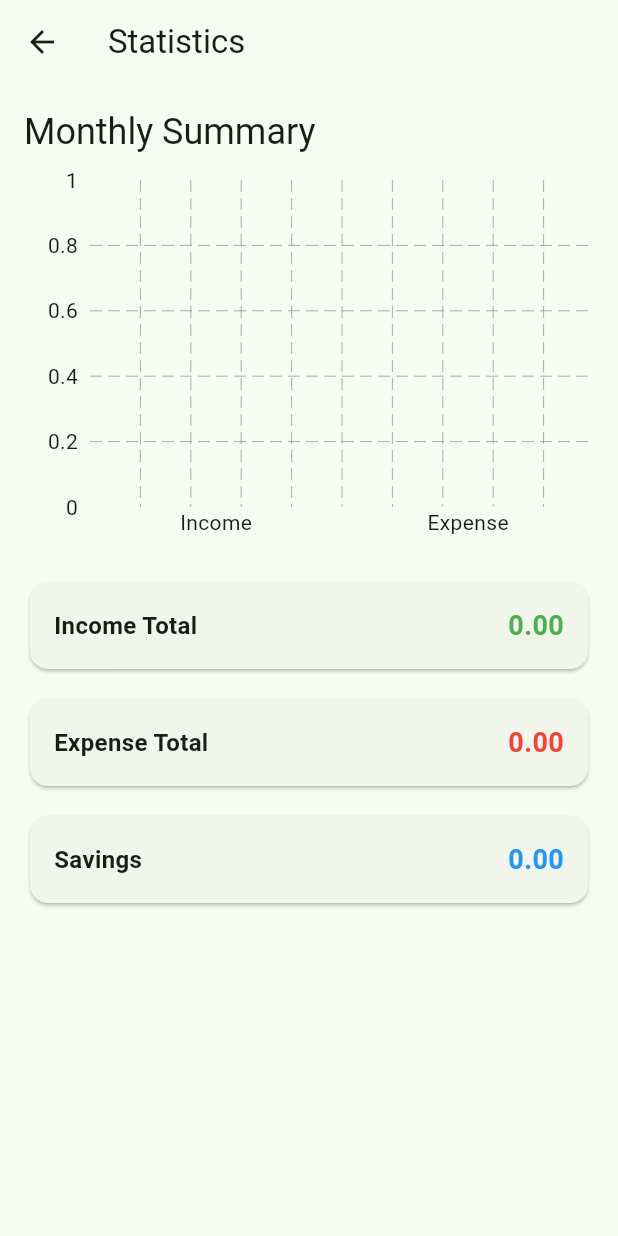
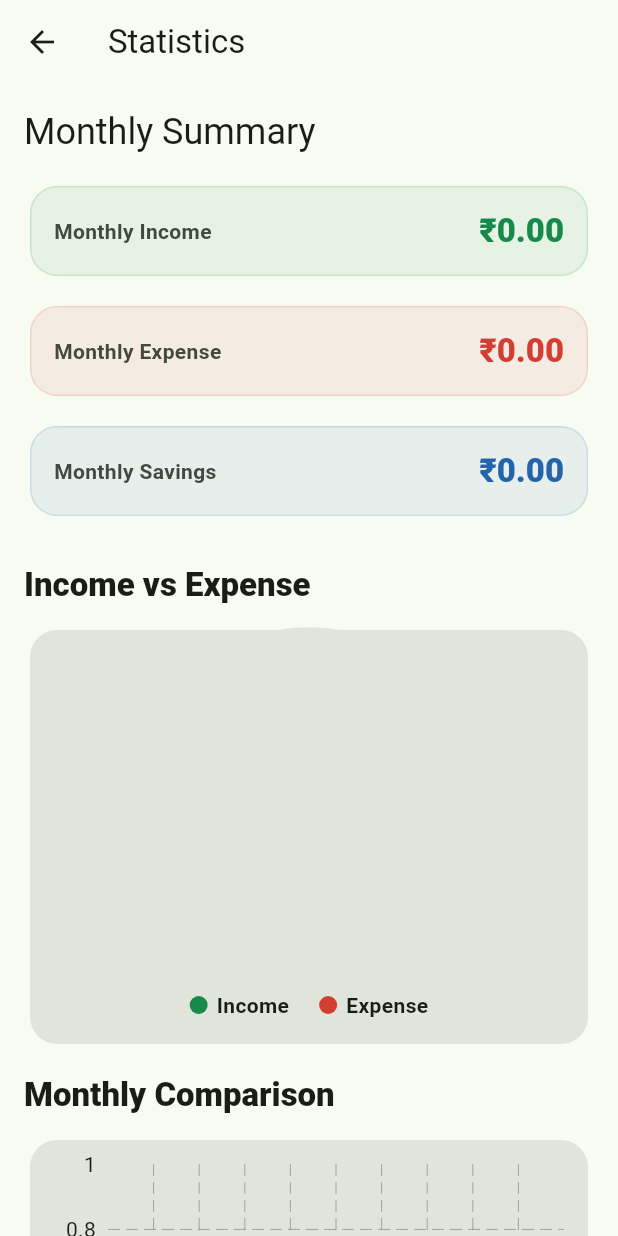
Before and after one commit to RiyaSingh-77/money_buddy, a Flutter app: the StatisticsScreen screen opened directly, on a phone screen of 412 x 824 dp. Run offline on Flutter 3.47's test engine with Material 3 defaults, Android fonts, the phone set to English and light mode, and no system bars; drawn by our look-alikes of fl_chart; our stand-ins replace hive, hive_flutter; accounts and stored records are empty.

Commit message:
feat(charts): add financial analytics charts

```diff
--- a/lib/screens/home_screen.dart
+++ b/lib/screens/home_screen.dart
@@ -4,6 +4,7 @@ import 'package:provider/provider.dart';
 import '../models/transaction_model.dart';
 import '../providers/transaction_provider.dart';
 import 'add_transaction_screen.dart';
+import 'statistics_screen.dart';
 
 // HomeScreen is a StatelessWidget because the transaction data comes from Provider.
 // The screen itself does not need to own local state.
@@ -46,6 +47,20 @@ class HomeScreen extends StatelessWidget {
             elevation: 0,
             backgroundColor: Theme.of(context).colorScheme.surface,
             foregroundColor: Theme.of(context).colorScheme.onSurface,
+            actions: [
+              IconButton(
+                icon: const Icon(Icons.bar_chart_rounded),
+                tooltip: 'Statistics',
+                onPressed: () {
+                  Navigator.push(
+                    context,
+                    MaterialPageRoute(
+                      builder: (context) => const StatisticsScreen(),
+                    ),
+                  );
+                },
+              ),
+            ],
           ),
 
           floatingActionButton: FloatingActionButton(
--- /dev/null
+++ b/lib/screens/statistics_screen.dart
@@ -0,0 +1,202 @@
+import 'package:flutter/material.dart';
+import 'package:provider/provider.dart';
+
+import '../models/transaction_model.dart';
+import '../providers/transaction_provider.dart';
+import '../widgets/bar_chart_widget.dart';
+import '../widgets/pie_chart_widget.dart';
+
+// StatisticsScreen shows the current month's income, expense, and savings,
+// plus two charts (pie + bar) that visualize the same numbers two different
+// ways. It listens to TransactionProvider directly, so it always reflects
+// the latest data — no manual refresh needed after adding, editing, or
+// deleting a transaction.
+class StatisticsScreen extends StatelessWidget {
+  const StatisticsScreen({super.key});
+
+  @override
+  Widget build(BuildContext context) {
+    // DateTime.now() gives the current date.
+    // We use it to show statistics for the current month and year.
+    final now = DateTime.now();
+    final selectedMonth = now.month;
+    final selectedYear = now.year;
+
+    return Scaffold(
+      appBar: AppBar(
+        title: const Text('Statistics'),
+      ),
+      body: SafeArea(
+        child: Consumer<TransactionProvider>(
+          builder: (context, transactionProvider, child) {
+            final transactions = transactionProvider.transactions;
+
+            // Only transactions from the selected month and year are included.
+            final monthlyTransactions = transactions.where((transaction) {
+              return transaction.date.month == selectedMonth &&
+                  transaction.date.year == selectedYear;
+            }).toList();
+
+            // Income total: keep only income transactions, add their amounts.
+            final incomeTotal = monthlyTransactions
+                .where(
+                  (transaction) => transaction.type == TransactionType.income,
+                )
+                .fold<double>(
+                  0,
+                  (total, transaction) => total + transaction.amount,
+                );
+
+            // Expense total: keep only expense transactions, add their amounts.
+            final expenseTotal = monthlyTransactions
+                .where(
+                  (transaction) => transaction.type == TransactionType.expense,
+                )
+                .fold<double>(
+                  0,
+                  (total, transaction) => total + transaction.amount,
+                );
+
+            // Savings calculation:
+            // savings = income - expense
+            // Positive means the user saved money this month.
+            // Negative means they spent more than they earned.
+            final savings = incomeTotal - expenseTotal;
+
+            return SingleChildScrollView(
+              padding: const EdgeInsets.all(16),
+              child: Column(
+                crossAxisAlignment: CrossAxisAlignment.stretch,
+                children: [
+                  Text(
+                    'Monthly Summary',
+                    style: Theme.of(context).textTheme.headlineSmall,
+                  ),
+                  const SizedBox(height: 16),
+
+                  _StatisticCard(
+                    title: 'Monthly Income',
+                    amount: incomeTotal,
+                    color: const Color(0xFF168A4A),
+                  ),
+                  const SizedBox(height: 12),
+                  _StatisticCard(
+                    title: 'Monthly Expense',
+                    amount: expenseTotal,
+                    color: const Color(0xFFD43D32),
+                  ),
+                  const SizedBox(height: 12),
+                  _StatisticCard(
+                    title: 'Monthly Savings',
+                    amount: savings,
+                    color: savings >= 0
+                        ? const Color(0xFF2364AA)
+                        : const Color(0xFFE07828),
+                  ),
+                  const SizedBox(height: 28),
+
+                  Text(
+                    'Income vs Expense',
+                    style: Theme.of(context).textTheme.titleLarge?.copyWith(
+                          fontWeight: FontWeight.w800,
+                        ),
+                  ),
+                  const SizedBox(height: 12),
+
+                  // PieChartWidget and BarChartWidget are both reusable —
+                  // they only need the two totals, not the transaction list.
+                  Card(
+                    elevation: 0,
+                    color: Theme.of(context).colorScheme.surfaceContainerHighest,
+                    shape: RoundedRectangleBorder(
+                      borderRadius: BorderRadius.circular(18),
+                    ),
+                    child: Padding(
+                      padding: const EdgeInsets.all(16),
+                      child: PieChartWidget(
+                        income: incomeTotal,
+                        expense: expenseTotal,
+                      ),
+                    ),
+                  ),
+                  const SizedBox(height: 16),
+
+                  Text(
+                    'Monthly Comparison',
+                    style: Theme.of(context).textTheme.titleLarge?.copyWith(
+                          fontWeight: FontWeight.w800,
+                        ),
+                  ),
+                  const SizedBox(height: 12),
+
+                  Card(
+                    elevation: 0,
+                    color: Theme.of(context).colorScheme.surfaceContainerHighest,
+                    shape: RoundedRectangleBorder(
+                      borderRadius: BorderRadius.circular(18),
+                    ),
+                    child: Padding(
+                      padding: const EdgeInsets.all(16),
+                      child: BarChartWidget(
+                        income: incomeTotal,
+                        expense: expenseTotal,
+                      ),
+                    ),
+                  ),
+                  const SizedBox(height: 16),
+                ],
+              ),
+            );
+          },
+        ),
+      ),
+    );
+  }
+}
+
+// This small private widget avoids repeating the same card UI three times.
+class _StatisticCard extends StatelessWidget {
+  const _StatisticCard({
+    required this.title,
+    required this.amount,
+    required this.color,
+  });
+
+  final String title;
+  final double amount;
+  final Color color;
+
+  @override
+  Widget build(BuildContext context) {
+    return Card(
+      elevation: 0,
+      color: color.withOpacity(0.08),
+      shape: RoundedRectangleBorder(
+        borderRadius: BorderRadius.circular(18),
+        side: BorderSide(color: color.withOpacity(0.14)),
+      ),
+      child: Padding(
+        padding: const EdgeInsets.all(16),
+        child: Row(
+          mainAxisAlignment: MainAxisAlignment.spaceBetween,
+          children: [
+            Text(
+              title,
+              style: Theme.of(context).textTheme.bodyMedium?.copyWith(
+                    fontWeight: FontWeight.w700,
+                    color: Theme.of(context).colorScheme.onSurfaceVariant,
+                  ),
+            ),
+            Text(
+              '₹${amount.toStringAsFixed(2)}',
+              style: Theme.of(context).textTheme.titleLarge?.copyWith(
+                    color: color,
+                    fontWeight: FontWeight.w900,
+                  ),
+            ),
+          ],
+        ),
+      ),
+    );
+  }
+}
--- a/lib/widgets/chart_widget.dart
+++ b/lib/widgets/bar_chart_widget.dart
@@ -1,62 +1,35 @@
 import 'package:fl_chart/fl_chart.dart';
 import 'package:flutter/material.dart';
 
-import '../models/transaction_model.dart';
-
-// fl_chart is used because it gives Flutter-ready chart widgets like BarChart,
-// LineChart, and PieChart without manually drawing charts using CustomPainter.
-// For this app, BarChart is a good choice because income vs expense is a simple comparison.
-
-class ChartWidget extends StatelessWidget {
-  const ChartWidget({
+// BarChartWidget compares two amounts — income and expense — as side-by-side
+// bars. Like PieChartWidget, it only takes the two totals (not the full
+// transaction list), so any screen can reuse it for any month, year, or
+// custom date range just by computing two numbers and passing them in.
+class BarChartWidget extends StatelessWidget {
+  const BarChartWidget({
     super.key,
-    required this.transactions,
-    required this.selectedMonth,
-    required this.selectedYear,
+    required this.income,
+    required this.expense,
+    this.incomeColor = const Color(0xFF168A4A),
+    this.expenseColor = const Color(0xFFD43D32),
   });
 
-  // The full transaction list comes from Provider.
-  // This widget filters it to only the selected month and year.
-  final List<TransactionModel> transactions;
-  final int selectedMonth;
-  final int selectedYear;
+  final double income;
+  final double expense;
+
+  final Color incomeColor;
+  final Color expenseColor;
 
   @override
   Widget build(BuildContext context) {
-    // Chart data is calculated by first keeping only transactions
-    // from the selected month and selected year.
-    final monthlyTransactions = transactions.where((transaction) {
-      return transaction.date.month == selectedMonth &&
-          transaction.date.year == selectedYear;
-    }).toList();
-
-    // Total monthly income is calculated by taking only income transactions
-    // and adding their amounts together.
-    final monthlyIncome = monthlyTransactions
-        .where((transaction) => transaction.type == TransactionType.income)
-        .fold<double>(
-          0,
-          (total, transaction) => total + transaction.amount,
-        );
-
-    // Total monthly expense is calculated the same way,
-    // but only for expense transactions.
-    final monthlyExpense = monthlyTransactions
-        .where((transaction) => transaction.type == TransactionType.expense)
-        .fold<double>(
-          0,
-          (total, transaction) => total + transaction.amount,
-        );
-
     // This value helps the chart choose a sensible height for the bars.
     // If both totals are zero, we use 1 to avoid an empty chart scale.
-    final highestAmount = monthlyIncome > monthlyExpense
-        ? monthlyIncome
-        : monthlyExpense;
+    final highestAmount = income > expense ? income : expense;
     final maxY = highestAmount == 0 ? 1.0 : highestAmount * 1.2;
 
-    // LayoutBuilder makes the chart mobile responsive.
-    // It lets us read the available width and adjust spacing for smaller screens.
+    // LayoutBuilder makes the chart responsive: bar width and reserved
+    // label space adjust based on how much horizontal room is available,
+    // so it reads well on a small phone or a wide screen.
     return LayoutBuilder(
       builder: (context, constraints) {
         final isSmallScreen = constraints.maxWidth < 360;
@@ -74,7 +47,7 @@ class ChartWidget extends StatelessWidget {
               // Grid lines make it easier to read the bar values.
               gridData: const FlGridData(show: true),
 
-              // Border is hidden for a cleaner mobile UI.
+              // Border is hidden for a cleaner UI.
               borderData: FlBorderData(show: false),
 
               // These titles label the bottom of the chart as Income and Expense.
@@ -96,11 +69,17 @@ class ChartWidget extends StatelessWidget {
                     showTitles: true,
                     getTitlesWidget: (value, meta) {
                       if (value == 0) {
-                        return const Text('Income');
+                        return const Padding(
+                          padding: EdgeInsets.only(top: 6),
+                          child: Text('Income'),
+                        );
                       }
 
                       if (value == 1) {
-                        return const Text('Expense');
+                        return const Padding(
+                          padding: EdgeInsets.only(top: 6),
+                          child: Text('Expense'),
+                        );
                       }
 
                       return const SizedBox.shrink();
@@ -116,9 +95,9 @@ class ChartWidget extends StatelessWidget {
                   x: 0,
                   barRods: [
                     BarChartRodData(
-                      toY: monthlyIncome,
+                      toY: income,
                       width: barWidth,
-                      color: Colors.green,
+                      color: incomeColor,
                       borderRadius: BorderRadius.circular(6),
                     ),
                   ],
@@ -127,9 +106,9 @@ class ChartWidget extends StatelessWidget {
                   x: 1,
                   barRods: [
                     BarChartRodData(
-                      toY: monthlyExpense,
+                      toY: expense,
                       width: barWidth,
-                      color: Colors.red,
+                      color: expenseColor,
                       borderRadius: BorderRadius.circular(6),
                     ),
                   ],
--- /dev/null
+++ b/lib/widgets/pie_chart_widget.dart
@@ -0,0 +1,144 @@
+import 'package:fl_chart/fl_chart.dart';
+import 'package:flutter/material.dart';
+
+// PieChartWidget is a small, reusable visual that compares two amounts —
+// income and expense — as slices of a pie. It only needs the two totals,
+// not the full transaction list, so it can be dropped into any screen
+// (StatisticsScreen, a monthly summary, a yearly overview, etc.) just by
+// passing in whatever income/expense numbers are relevant there.
+class PieChartWidget extends StatelessWidget {
+  const PieChartWidget({
+    super.key,
+    required this.income,
+    required this.expense,
+    this.incomeColor = const Color(0xFF168A4A),
+    this.expenseColor = const Color(0xFFD43D32),
+  });
+
+  final double income;
+  final double expense;
+
+  // Colors are configurable (with sensible defaults) so this widget can
+  // match different screens' palettes without code changes.
+  final Color incomeColor;
+  final Color expenseColor;
+
+  @override
+  Widget build(BuildContext context) {
+    final total = income + expense;
+
+    // When there is no data at all, show one neutral placeholder slice
+    // instead of a broken/empty pie chart.
+    final hasData = total > 0;
+
+    final incomePercent = hasData ? (income / total) * 100 : 0;
+    final expensePercent = hasData ? (expense / total) * 100 : 0;
+
+    // LayoutBuilder makes this widget responsive: the pie's radius scales
+    // with whatever width it is given, so it looks right whether it sits
+    // in a narrow phone column or a wide tablet/desktop layout.
+    return LayoutBuilder(
+      builder: (context, constraints) {
+        final size = constraints.maxWidth.clamp(180.0, 320.0);
+        final radius = size / 4.2;
+        final centerSpace = radius * 0.6;
+
+        return Column(
+          mainAxisSize: MainAxisSize.min,
+          children: [
+            SizedBox(
+              height: size * 0.65,
+              width: double.infinity,
+              child: PieChart(
+                PieChartData(
+                  sectionsSpace: 2,
+                  centerSpaceRadius: centerSpace,
+                  sections: hasData
+                      ? [
+                          PieChartSectionData(
+                            value: income,
+                            color: incomeColor,
+                            radius: radius,
+                            title: '${incomePercent.toStringAsFixed(0)}%',
+                            titleStyle: const TextStyle(
+                              fontSize: 13,
+                              fontWeight: FontWeight.w700,
+                              color: Colors.white,
+                            ),
+                          ),
+                          PieChartSectionData(
+                            value: expense,
+                            color: expenseColor,
+                            radius: radius,
+                            title: '${expensePercent.toStringAsFixed(0)}%',
+                            titleStyle: const TextStyle(
+                              fontSize: 13,
+                              fontWeight: FontWeight.w700,
+                              color: Colors.white,
+                            ),
+                          ),
+                        ]
+                      : [
+                          // Placeholder slice shown only when both totals are zero.
+                          PieChartSectionData(
+                            value: 1,
+                            color: Theme.of(context)
+                                .colorScheme
+                                .surfaceContainerHighest,
+                            radius: radius,
+                            title: '',
+                          ),
+                        ],
+                ),
+              ),
+            ),
+            const SizedBox(height: 16),
+
+            // Legend explains which color is which, since the slices
+            // alone only show percentages.
+            Wrap(
+              spacing: 20,
+              runSpacing: 8,
+              alignment: WrapAlignment.center,
+              children: [
+                _LegendItem(color: incomeColor, label: 'Income'),
+                _LegendItem(color: expenseColor, label: 'Expense'),
+              ],
+            ),
+          ],
+        );
+      },
+    );
+  }
+}
+
+class _LegendItem extends StatelessWidget {
+  const _LegendItem({required this.color, required this.label});
+
+  final Color color;
+  final String label;
+
+  @override
+  Widget build(BuildContext context) {
+    return Row(
+      mainAxisSize: MainAxisSize.min,
+      children: [
+        Container(
+          width: 12,
+          height: 12,
+          decoration: BoxDecoration(
+            color: color,
+            shape: BoxShape.circle,
+          ),
+        ),
+        const SizedBox(width: 6),
+        Text(
+          label,
+          style: Theme.of(context).textTheme.bodyMedium?.copyWith(
+                fontWeight: FontWeight.w600,
+              ),
+        ),
+      ],
+    );
+  }
+}
--- a/lib/widgets/statistics_screen.dart
+++ /dev/null
@@ -1,154 +0,0 @@
-import 'package:flutter/material.dart';
-import 'package:provider/provider.dart';
-
-import '../models/transaction_model.dart';
-import '../providers/transaction_provider.dart';
-import '../widgets/chart_widget.dart';
-
-
-
-class StatisticsScreen extends StatelessWidget {
-  const StatisticsScreen({super.key});
-
-  @override
-  Widget build(BuildContext context) {
-    // DateTime.now() gives the current date.
-    // We use it to show statistics for the current month and year.
-    final now = DateTime.now();
-    final selectedMonth = now.month;
-    final selectedYear = now.year;
-
-    return Scaffold(
-      appBar: AppBar(
-        title: const Text('Statistics'),
-      ),
-      body: SafeArea(
-        child: Consumer<TransactionProvider>(
-          builder: (context, transactionProvider, child) {
-            final transactions = transactionProvider.transactions;
-
-            // Monthly summary starts by filtering all transactions.
-            // Only transactions from the selected month and year are included.
-            final monthlyTransactions = transactions.where((transaction) {
-              return transaction.date.month == selectedMonth &&
-                  transaction.date.year == selectedYear;
-            }).toList();
-
-            // Income total:
-            // 1. Keep only income transactions.
-            // 2. Add each income amount into one total.
-            final incomeTotal = monthlyTransactions
-                .where(
-                  (transaction) => transaction.type == TransactionType.income,
-                )
-                .fold<double>(
-                  0,
-                  (total, transaction) => total + transaction.amount,
-                );
-
-            // Expense total:
-            // 1. Keep only expense transactions.
-            // 2. Add each expense amount into one total.
-            final expenseTotal = monthlyTransactions
-                .where(
-                  (transaction) => transaction.type == TransactionType.expense,
-                )
-                .fold<double>(
-                  0,
-                  (total, transaction) => total + transaction.amount,
-                );
-
-            // Savings calculation:
-            // savings = income - expense
-            // If this number is positive, the user saved money this month.
-            // If this number is negative, the user spent more than they earned.
-            final savings = incomeTotal - expenseTotal;
-
-            return SingleChildScrollView(
-              padding: const EdgeInsets.all(16),
-              child: Column(
-                crossAxisAlignment: CrossAxisAlignment.stretch,
-                children: [
-                  Text(
-                    'Monthly Summary',
-                    style: Theme.of(context).textTheme.headlineSmall,
-                  ),
-                  const SizedBox(height: 16),
-
-                  // ChartWidget receives all transactions plus the selected month/year.
-                  // The chart widget handles filtering and drawing income vs expense.
-                  ChartWidget(
-                    transactions: transactions,
-                    selectedMonth: selectedMonth,
-                    selectedYear: selectedYear,
-                  ),
-                  const SizedBox(height: 24),
-
-                  _StatisticCard(
-                    title: 'Income Total',
-                    amount: incomeTotal,
-                    color: Colors.green,
-                  ),
-                  const SizedBox(height: 12),
-                  _StatisticCard(
-                    title: 'Expense Total',
-                    amount: expenseTotal,
-                    color: Colors.red,
-                  ),
-                  const SizedBox(height: 12),
-                  _StatisticCard(
-                    title: 'Savings',
-                    amount: savings,
-                    color: savings >= 0 ? Colors.blue : Colors.orange,
-                  ),
-                ],
-              ),
-            );
-          },
-        ),
-      ),
-    );
-  }
-}
-
-// This small private widget avoids repeating the same card UI three times.
-class _StatisticCard extends StatelessWidget {
-  const _StatisticCard({
-    required this.title,
-    required this.amount,
-    required this.color,
-  });
-
-  final String title;
-  final double amount;
-  final Color color;
-
-  @override
-  Widget build(BuildContext context) {
-    return Card(
-      child: Padding(
-        padding: const EdgeInsets.all(16),
-        child: Row(
-          mainAxisAlignment: MainAxisAlignment.spaceBetween,
-          children: [
-            Text(
-              title,
-              style: const TextStyle(
-                fontSize: 16,
-                fontWeight: FontWeight.w600,
-              ),
-            ),
-            Text(
-              amount.toStringAsFixed(2),
-              style: TextStyle(
-                color: color,
-                fontSize: 18,
-                fontWeight: FontWeight.bold,
-              ),
-            ),
-          ],
-        ),
-      ),
-    );
-  }
-}
```
